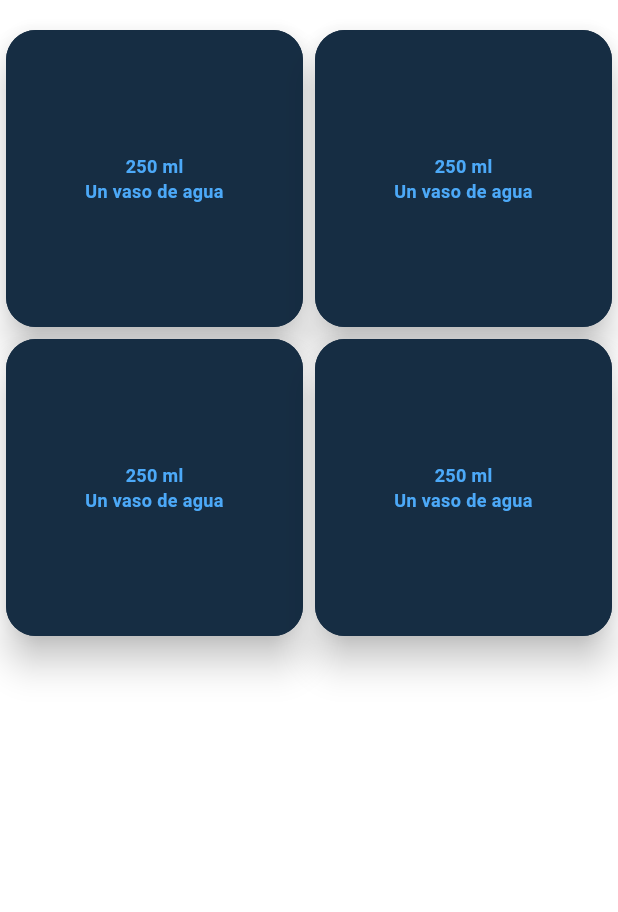
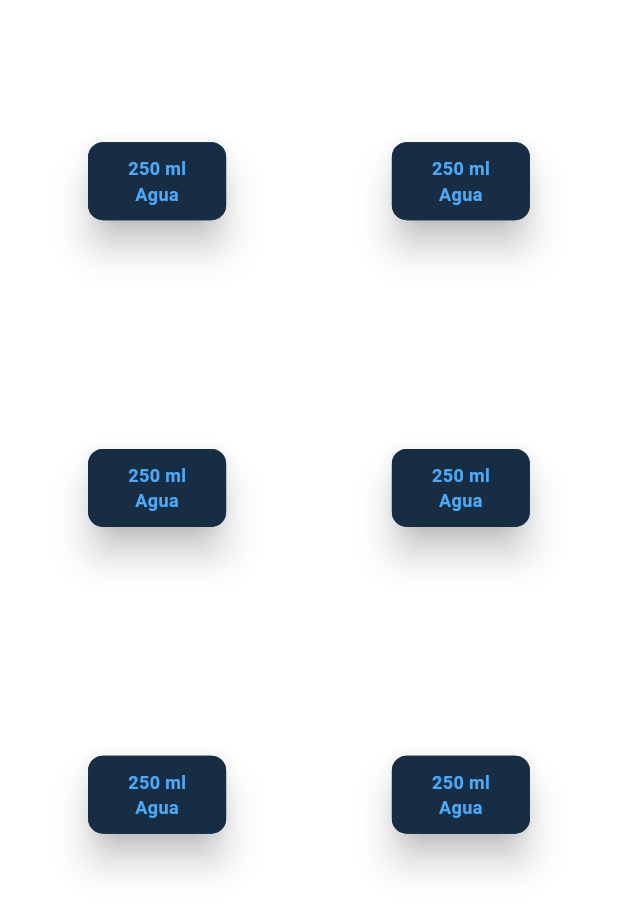
Before and after one commit to gnievap/water_counter_wear_app, a Flutter app: the DrinksScreen screen opened directly, on a phone screen of 412 x 824 dp. Shown: the top 912 px of the screen. Run offline on Flutter 3.47's test engine with Material 2 defaults, Android fonts, the phone set to English and light mode, and no system bars.

Commit message:
Second version of the style of the card

```diff
--- a/lib/screens/drinks_screen.dart
+++ b/lib/screens/drinks_screen.dart
@@ -19,14 +19,21 @@ class DrinksScreen extends StatelessWidget {
           hour(context),
         ],
       ),
-        body: GridView.count(
+        body:
+          GridView.count(
+            primary: false,
+            padding: const EdgeInsets.all(5),
+            crossAxisSpacing: 3,
+            mainAxisSpacing: 5,
             crossAxisCount: 2,
             children:
             [
-            SizedBox( child: oneCard(context)),
-            SizedBox( child: oneCard(context)),
-            SizedBox( child: oneCard(context)),
-            SizedBox( child: oneCard(context)),
+              oneCard(context),
+              oneCard(context),
+              oneCard(context),
+              oneCard(context),
+              oneCard(context),
+              oneCard(context),
             ],
             // List.generate(6, (index) {
             //   return Center(
@@ -56,10 +63,11 @@ class DrinksScreen extends StatelessWidget {
            onTap: () {
             Navigator.pop(context);
            },
-           child: //SizedBox(
-             //width: 50.0,
-            // height: 500.0,
-             //child:
+           child: Center(
+             child: SizedBox(
+               width: 100.0,
+               height: 60.0,
+               child:
                 Card(
                   elevation: 10.0,
                   color: const Color.fromARGB(255, 22, 45, 67),
@@ -67,7 +75,7 @@ class DrinksScreen extends StatelessWidget {
                       side: const BorderSide(
                         color: Color.fromARGB(255, 22, 45, 67),
                       ),
-                  borderRadius: BorderRadius.circular(20.0),
+                      borderRadius: BorderRadius.circular(10.0),
                   ),
                   child: Column(
                       mainAxisAlignment: MainAxisAlignment.center,
@@ -77,7 +85,7 @@ class DrinksScreen extends StatelessWidget {
                           style: Theme.of(context).textTheme.bodyMedium,
                         ),
                         Text(
-                      'Un vaso de agua',
+                          'Agua',
                           style: Theme.of(context).textTheme.bodyMedium,
                           textAlign: TextAlign.center,
                         ),
@@ -85,6 +93,8 @@ class DrinksScreen extends StatelessWidget {
                   ),
                 ),
                      // ),
+               ),
+           ),
     );
   }
 }
```
Lines whose indentation alone changed are shown as unchanged.
